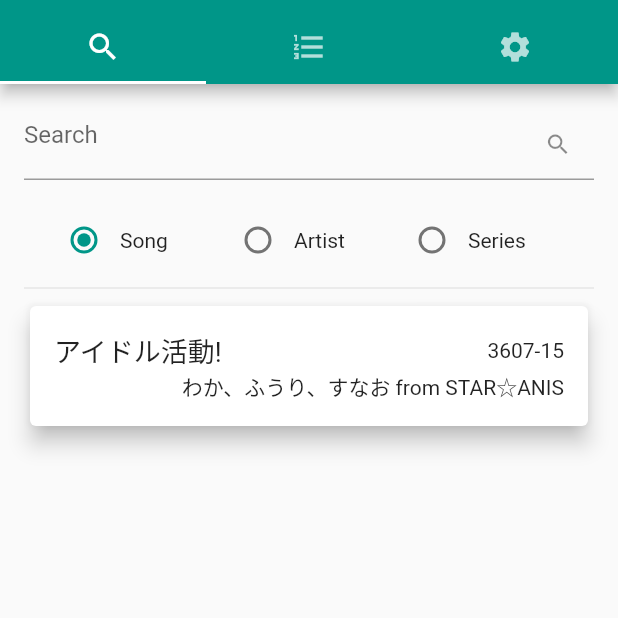
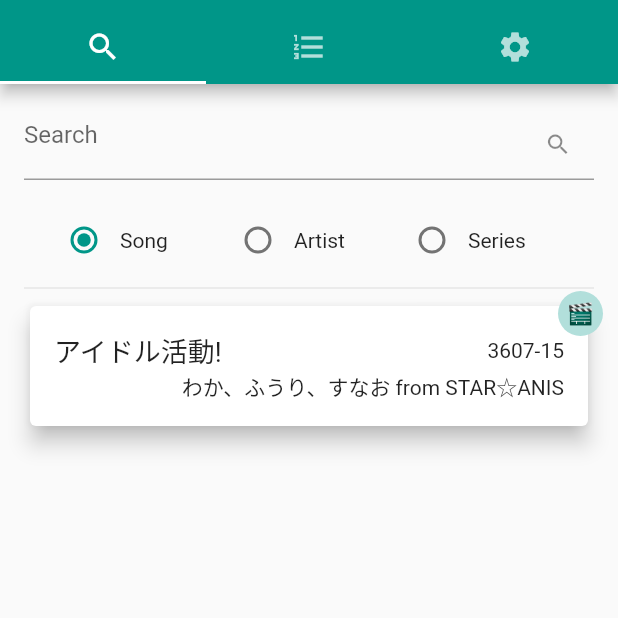
Before and after one commit to walfie/clubdarn-flutter, a Flutter app: the screen it shows after launch, on a phone screen of 412 x 824 dp, the top half of it. Run offline on Flutter 3.47's test engine with Material 2 defaults, Android fonts, the phone set to English and light mode, and no system bars.

Commit message:
Add badge if song has video

```diff
--- a/lib/widgets/search_result.dart
+++ b/lib/widgets/search_result.dart
@@ -5,9 +5,10 @@ import "../models.dart";
 class SearchResult extends StatelessWidget {
   const SearchResult({
     Key key,
+    this.id,
     @required this.title,
     this.subtitle,
-    this.id,
+    this.badge,
     this.onTap,
   }) : super(key: key);
 
@@ -15,10 +16,11 @@ class SearchResult extends StatelessWidget {
   final String title;
   final String subtitle;
   final String id;
+  final String badge;
 
   @override
   Widget build(BuildContext context) {
-    return Card(
+    final card = Card(
       elevation: 6.0,
       child: InkWell(
         onTap: onTap,
@@ -44,6 +46,26 @@ class SearchResult extends StatelessWidget {
         ),
       ),
     );
+
+    if (badge == null) {
+      return card;
+    } else {
+      return Stack(
+        overflow: Overflow.visible,
+        children: [
+          card,
+          Positioned(
+            right: -6.0,
+            top: -6.0,
+            child: CircleAvatar(
+              child: Text(badge, style: const TextStyle(fontSize: 14.0)),
+              backgroundColor: Theme.of(context).primaryColorLight,
+              radius: 15.0,
+            ),
+          ),
+        ],
+      );
+    }
   }
 }
 
@@ -92,6 +114,7 @@ class SongSearchResult extends StatelessWidget {
       id: idString,
       title: song.title,
       subtitle: song.artist.name,
+      badge: song.hasVideo ? "\u{1F3AC}" : null,
       onTap: () {
         showDialog(
           context: context,
```
